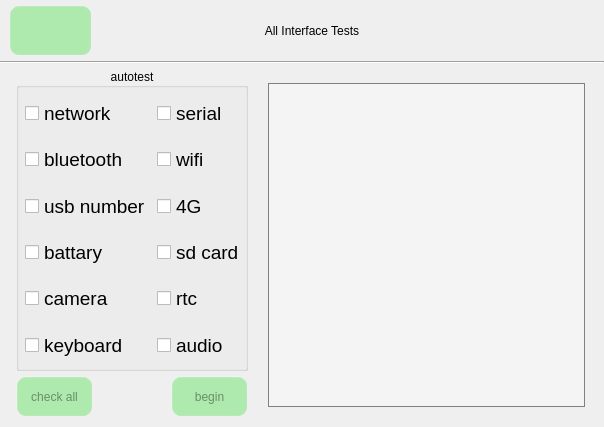
This is all_test.ui in jizizihe/baijie_demo as Qt 5 draws it before an edit. The edited form follows.
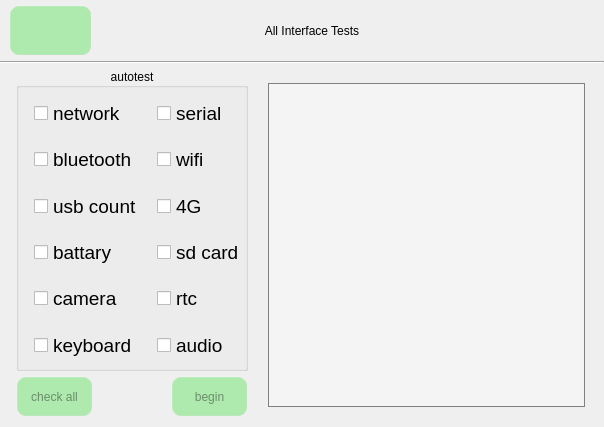
This is the edited form. Icons and pictures are not drawn.

The edit to the form file:
```diff
--- a/all_test.ui
+++ b/all_test.ui
@@ -375,7 +375,7 @@
                 </font>
                </property>
                <property name="text">
-                <string>usb number</string>
+                <string>usb count</string>
                </property>
               </widget>
              </item>
```
